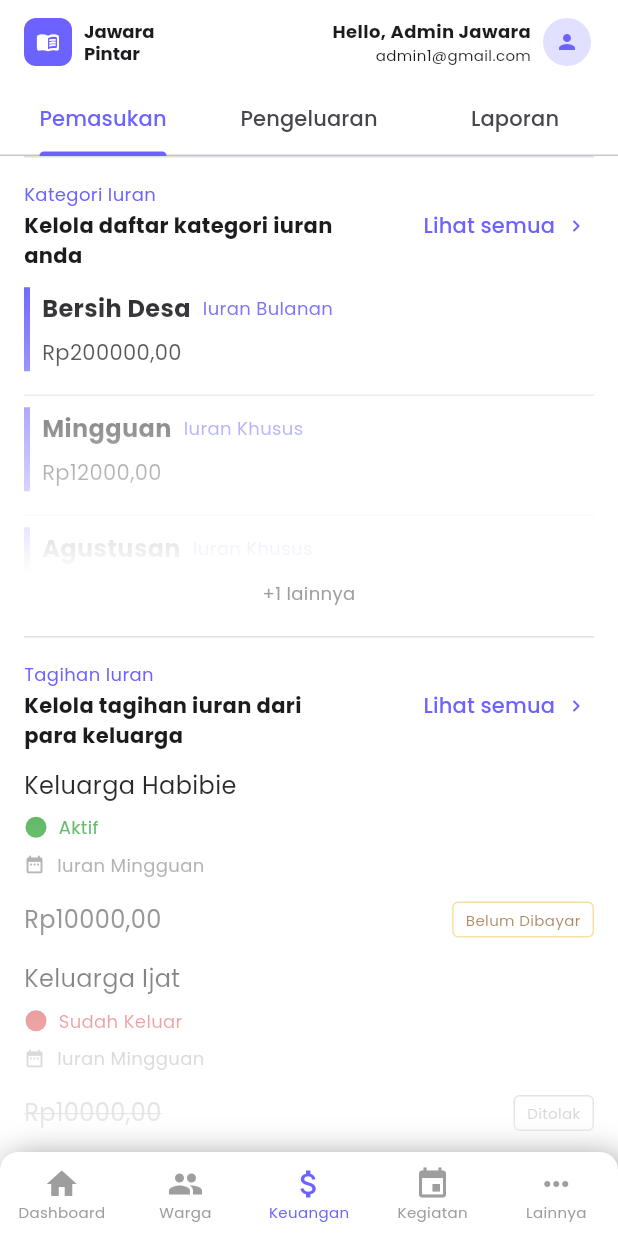
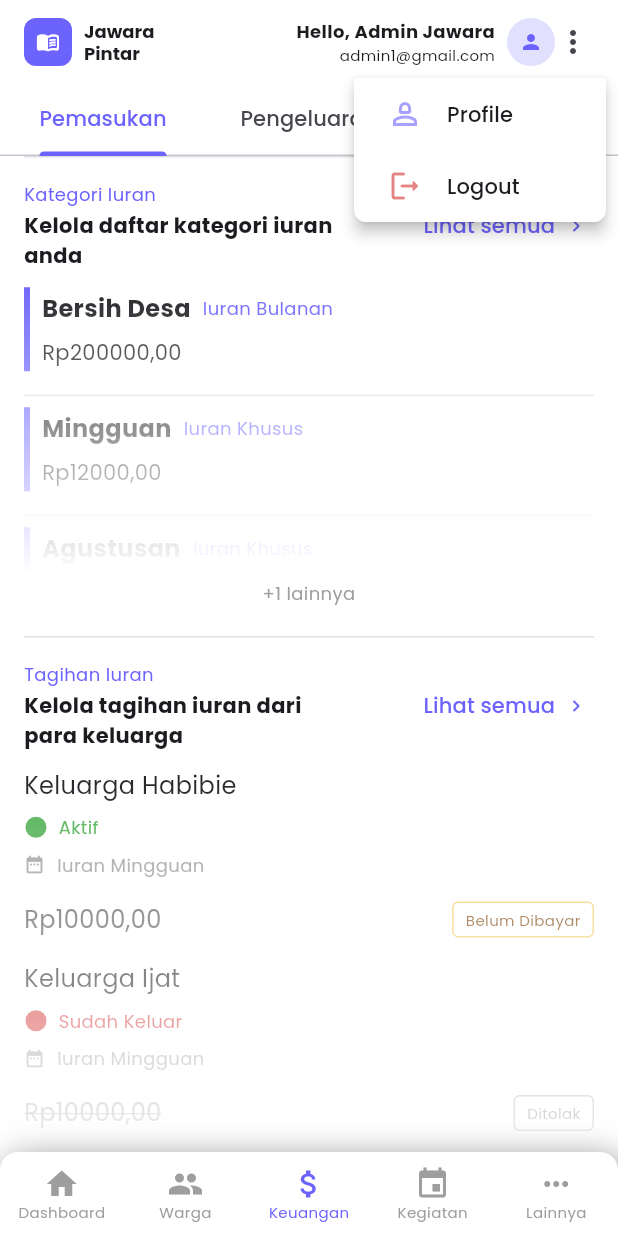
Before and after one commit to Mobile-AFIV/android_Jawara, a Flutter app: the PemasukanTab screen opened by its route, after a tap on "Hello, Admin Jawara", on a phone screen of 412 x 824 dp. Run offline on Flutter 3.47's test engine with Material 3 defaults, Android fonts, the phone set to English and light mode, and no system bars; our stand-ins replace go_router, google_fonts, image_picker, lucide_icons.

Commit message:
chore: added logout, profile (dropdown, and push route only)
+ tidy up some keuangan menu and dialog widget UI

```diff
--- a/lib/screens/bottom_nav_menu.dart
+++ b/lib/screens/bottom_nav_menu.dart
@@ -14,6 +14,8 @@ class BottomNavMenu extends StatefulWidget {
 }
 
 class _BottomNavMenuState extends State<BottomNavMenu> {
+  final GlobalKey accountTopButtonGlobalKey = GlobalKey();
+
   int activeMenuIndex = 0;
 
   final List<String> routerName = [
@@ -41,7 +43,7 @@ class _BottomNavMenuState extends State<BottomNavMenu> {
   Widget build(BuildContext context) {
     return Scaffold(
       extendBody: true,
-      appBar: const CustomAppBar(),
+      appBar: CustomAppBar(accountButtonKey: accountTopButtonGlobalKey),
       body: widget.child,
       bottomNavigationBar: Container(
         clipBehavior: Clip.antiAlias,
--- a/lib/screens/keuangan/keuangan_tab/pemasukan_tab.dart
+++ b/lib/screens/keuangan/keuangan_tab/pemasukan_tab.dart
@@ -160,13 +160,16 @@ class _PemasukanTabState extends State<PemasukanTab> {
         if (topKategori.length != 1 && !(topKategori.length < limitItemShowed))
           Positioned(
             bottom: 0,
+            child: InkWell(
+              onTap: () => context.pushNamed('kategori_iuran'),
               child: Container(
-              padding: const EdgeInsets.only(bottom: 20),
+                padding: const EdgeInsets.symmetric(vertical: 20),
                 width: MediaQuery.sizeOf(context).width,
                 child: Text(
                   "+${kategoriList.length - limitItemShowed + 1} lainnya",
                   style: const TextStyle(fontSize: 12, color: Colors.grey),
                   textAlign: TextAlign.center,
+                ),
               ),
             ),
           ),
@@ -336,13 +339,16 @@ class _PemasukanTabState extends State<PemasukanTab> {
         if (topTagihan.length != 1 && !(topTagihan.length < limitItemShowed))
           Positioned(
             bottom: 0,
+            child: InkWell(
+              onTap: () => context.pushNamed('pemasukan_tagihan'),
               child: Container(
-              padding: const EdgeInsets.only(bottom: 20),
+                padding: const EdgeInsets.symmetric(vertical: 20),
                 width: MediaQuery.sizeOf(context).width,
                 child: Text(
                   "+${tagihanList.length - limitItemShowed + 1} lainnya",
                   style: const TextStyle(fontSize: 12, color: Colors.grey),
                   textAlign: TextAlign.center,
+                ),
               ),
             ),
           ),
@@ -482,8 +488,10 @@ class _PemasukanTabState extends State<PemasukanTab> {
             !(topPemasukanLain.length < limitItemShowed))
           Positioned(
             bottom: 0,
+            child: InkWell(
+              onTap: () => context.pushNamed('pemasukan_lain'),
               child: Container(
-              padding: const EdgeInsets.only(bottom: 20),
+                padding: const EdgeInsets.symmetric(vertical: 20),
                 width: MediaQuery.sizeOf(context).width,
                 child: Text(
                   "+${pemasukanLainList.length - limitItemShowed + 1} lainnya",
@@ -492,6 +500,7 @@ class _PemasukanTabState extends State<PemasukanTab> {
                 ),
               ),
             ),
+          ),
       ],
     );
   }
--- a/lib/screens/widgets/custom_appbar.dart
+++ b/lib/screens/widgets/custom_appbar.dart
@@ -1,11 +1,111 @@
 import 'package:flutter/material.dart';
+import 'package:go_router/go_router.dart';
+import 'package:jawara_pintar/screens/widgets/custom_dialog.dart';
 import 'package:jawara_pintar/utils/app_styles.dart';
+import 'package:jawara_pintar/utils/util.dart';
 
 class CustomAppBar extends StatelessWidget implements PreferredSizeWidget {
-  const CustomAppBar({super.key});
+  final GlobalKey accountButtonKey;
+
+  const CustomAppBar({super.key, required this.accountButtonKey});
 
   @override
   Size get preferredSize => const Size.fromHeight(56);
+
+  void onLogout(BuildContext context) {
+    CustomDialog.show(
+      context: context,
+      builder: (context) {
+        return CustomDialog.alertDialog(
+          title: const Text('Logout'),
+          content: const Text("Apakah anda yakin untuk logout?"),
+          actions: [
+            CustomDialog.actionTextButton(
+              onPressed: () => context.pop(),
+              textButton: "Cancel",
+            ),
+            CustomDialog.actionFilledButton(
+              onPressed: () => context.goNamed("login"),
+              textButton: 'OK',
+              customButtonColor: AppStyles.errorColor,
+            )
+          ],
+        );
+      },
+    );
+  }
+
+  void showDropdownFloatingMenu(BuildContext context) {
+    List<Map<String, dynamic>> dropdownValueList = [
+      {
+        'icon': Icons.person_2_outlined,
+        'value': 'Profile',
+        'color': AppStyles.primaryColor.withValues(alpha: 0.6),
+        'onTap': () {},
+      },
+      {
+        'icon': Icons.logout_rounded,
+        'value': 'Logout',
+        'color': AppStyles.errorColor.withValues(alpha: 0.6),
+        'onTap': () => onLogout(context),
+      }
+    ];
+
+    Widget menuItem({
+      required String value,
+      required IconData iconData,
+      required Color color,
+    }) {
+      return SizedBox(
+        // width: 150,
+        height: 48,
+        child: Row(
+          children: [
+            Padding(
+              padding: const EdgeInsets.only(left: 10, right: 16),
+              child: Icon(iconData, color: color),
+            ),
+            // const SizedBox(width: 12),
+            Text(value),
+          ],
+        ),
+      );
+    }
+
+    List<PopupMenuItem> dropdownList = dropdownValueList.map<PopupMenuItem>(
+      (Map<String, dynamic> dropdownValue) {
+        return PopupMenuItem(
+          onTap: dropdownValue['onTap'],
+          child: menuItem(
+            iconData: dropdownValue['icon'],
+            value: dropdownValue['value'],
+            color: dropdownValue['color'],
+          ),
+        );
+      },
+    ).toList();
+
+    showMenu(
+      clipBehavior: Clip.antiAlias,
+      context: context,
+      position: Util.getRectPositionFromAccountButtom(
+        context: context,
+        parentKey: accountButtonKey,
+      ),
+      elevation: 4,
+      menuPadding: EdgeInsets.zero,
+      shape: const RoundedRectangleBorder(
+        borderRadius: BorderRadiusGeometry.only(
+          topRight: Radius.zero,
+          topLeft: Radius.zero,
+          bottomRight: Radius.circular(8),
+          bottomLeft: Radius.circular(8),
+        ),
+      ),
+      color: Colors.white,
+      items: dropdownList,
+    );
+  }
 
   @override
   Widget build(BuildContext context) {
@@ -43,8 +143,11 @@ class CustomAppBar extends StatelessWidget implements PreferredSizeWidget {
             mainAxisSize: MainAxisSize.min,
             children: [
               InkWell(
-                borderRadius: BorderRadius.circular(12),
-                onTap: () {},
+                key: accountButtonKey,
+                borderRadius: BorderRadius.circular(6),
+                onTap: () {
+                  showDropdownFloatingMenu(context);
+                },
                 child: Ink(
                   padding:
                       const EdgeInsets.symmetric(vertical: 8, horizontal: 10),
@@ -94,6 +197,7 @@ class CustomAppBar extends StatelessWidget implements PreferredSizeWidget {
                           color: AppStyles.primaryColor,
                         ),
                       ),
+                      const Icon(Icons.more_vert_rounded),
                     ],
                   ),
                 ),
--- /dev/null
+++ b/lib/screens/widgets/custom_dialog.dart
@@ -0,0 +1,195 @@
+import 'package:flutter/material.dart';
+import 'package:jawara_pintar/utils/app_styles.dart';
+
+class CustomDialog {
+  static Future<T?> show<T>({
+    required BuildContext context,
+    required Widget Function(BuildContext context) builder,
+    bool barrierDismissible = true,
+    Color? barrierColor,
+    String? barrierLabel,
+    bool useSafeArea = true,
+    bool useRootNavigator = true,
+    RouteSettings? routeSettings,
+    Offset? anchorPoint,
+    TraversalEdgeBehavior? traversalEdgeBehavior,
+    bool fullscreenDialog = false,
+    bool? requestFocus,
+    AnimationStyle? animationStyle,
+  }) {
+    return showDialog<T>(
+      context: context,
+      barrierDismissible: barrierDismissible,
+      barrierColor: barrierColor,
+      barrierLabel: barrierLabel,
+      useSafeArea: useSafeArea,
+      useRootNavigator: useRootNavigator,
+      routeSettings: routeSettings,
+      anchorPoint: anchorPoint,
+      //   builder: (context) {
+      //     return AlertDialog(
+      //       shape: RoundedRectangleBorder(
+      //         borderRadius: BorderRadius.circular(16),
+      //       ),
+      //       child: builder(context),
+      //     );
+      //   },
+      builder: builder,
+    );
+  }
+
+  static AlertDialog alertDialog({
+    Key? key,
+    Widget? icon,
+    EdgeInsetsGeometry? iconPadding,
+    Color? iconColor,
+    Widget? title,
+    EdgeInsetsGeometry? titlePadding,
+    TextStyle? titleTextStyle,
+    Widget? content,
+    EdgeInsetsGeometry? contentPadding,
+    TextStyle? contentTextStyle,
+    List<Widget>? actions,
+    EdgeInsetsGeometry? actionsPadding,
+    MainAxisAlignment? actionsAlignment,
+    OverflowBarAlignment? actionsOverflowAlignment,
+    VerticalDirection? actionsOverflowDirection,
+    double? actionsOverflowButtonSpacing,
+    EdgeInsetsGeometry? buttonPadding,
+    Color? backgroundColor,
+    double? elevation,
+    Color? shadowColor,
+    Color? surfaceTintColor,
+    String? semanticLabel,
+    EdgeInsets? insetPadding,
+    Clip? clipBehavior,
+    ShapeBorder? shape,
+    AlignmentGeometry? alignment,
+    BoxConstraints? constraints,
+    bool scrollable = false,
+  }) {
+    return AlertDialog(
+      key: key,
+      icon: icon,
+      iconPadding: iconPadding ?? const EdgeInsets.only(bottom: 8),
+      iconColor: iconColor ?? AppStyles.primaryColor,
+      title: title,
+      titlePadding: titlePadding ?? const EdgeInsets.fromLTRB(24, 24, 24, 0),
+      titleTextStyle: titleTextStyle ??
+          const TextStyle(
+              fontSize: 24, fontWeight: FontWeight.bold, color: Colors.black),
+      content: content,
+      contentPadding:
+          contentPadding ?? const EdgeInsets.fromLTRB(24, 20, 24, 24),
+      contentTextStyle: contentTextStyle ??
+          const TextStyle(
+            fontSize: 16,
+            color: Colors.black,
+          ),
+      actions: actions,
+      actionsPadding:
+          actionsPadding ?? const EdgeInsets.fromLTRB(16, 0, 16, 16),
+      actionsAlignment: actionsAlignment,
+      actionsOverflowAlignment: actionsOverflowAlignment,
+      actionsOverflowDirection: actionsOverflowDirection,
+      actionsOverflowButtonSpacing: actionsOverflowButtonSpacing,
+      buttonPadding: buttonPadding ??
+          const EdgeInsets.symmetric(
+            horizontal: 8,
+          ),
+      backgroundColor: backgroundColor ?? Colors.white,
+      elevation: elevation ?? 6,
+      shadowColor: shadowColor ?? Colors.black54,
+      surfaceTintColor: surfaceTintColor,
+      semanticLabel: semanticLabel,
+      insetPadding: insetPadding ??
+          const EdgeInsets.symmetric(
+            horizontal: 40,
+            vertical: 24,
+          ),
+      clipBehavior: clipBehavior ?? Clip.none,
+      shape: shape ??
+          RoundedRectangleBorder(
+            borderRadius: BorderRadius.circular(12),
+          ),
+      alignment: alignment,
+      constraints: constraints,
+      scrollable: scrollable,
+    );
+  }
+
+  static TextButton actionTextButton({
+    Key? key,
+    required VoidCallback? onPressed,
+    VoidCallback? onLongPress,
+    ValueChanged<bool>? onHover,
+    ValueChanged<bool>? onFocusChange,
+    ButtonStyle? style,
+    FocusNode? focusNode,
+    bool autofocus = false,
+    Clip clipBehavior = Clip.none,
+    WidgetStatesController? statesController,
+    bool? isSemanticButton = true,
+    Widget? child,
+    required String textButton,
+  }) {
+    return TextButton(
+      key: key,
+      onPressed: onPressed,
+      onLongPress: onLongPress,
+      onHover: onHover,
+      onFocusChange: onFocusChange,
+      style: style ??
+          TextButton.styleFrom(
+            padding: const EdgeInsets.symmetric(horizontal: 28, vertical: 20),
+            shape: RoundedRectangleBorder(
+              borderRadius: BorderRadius.circular(8),
+            ),
+            foregroundColor: Colors.grey[700],
+          ),
+      focusNode: focusNode,
+      autofocus: autofocus,
+      clipBehavior: clipBehavior,
+      statesController: statesController,
+      child: child ?? Text(textButton),
+      isSemanticButton: isSemanticButton,
+    );
+  }
+
+  static FilledButton actionFilledButton({
+    Key? key,
+    required VoidCallback? onPressed,
+    VoidCallback? onLongPress,
+    ButtonStyle? style,
+    FocusNode? focusNode,
+    bool autofocus = false,
+    Clip clipBehavior = Clip.none,
+    WidgetStatesController? statesController,
+    Widget? child,
+    required String textButton,
+    Color? customButtonColor,
+  }) {
+    return FilledButton(
+      key: key,
+      onPressed: onPressed,
+      onLongPress: onLongPress,
+      style: style ??
+          FilledButton.styleFrom(
+            padding: const EdgeInsets.symmetric(horizontal: 28, vertical: 20),
+            backgroundColor: customButtonColor ?? AppStyles.primaryColor,
+            foregroundColor: Colors.white,
+            textStyle: const TextStyle(
+              fontWeight: FontWeight.w600,
+            ),
+            shape: RoundedRectangleBorder(
+              borderRadius: BorderRadius.circular(8),
+            ),
+          ),
+      focusNode: focusNode,
+      autofocus: autofocus,
+      clipBehavior: clipBehavior,
+      statesController: statesController,
+      child: child ?? Text(textButton),
+    );
+  }
+}
--- /dev/null
+++ b/lib/utils/util.dart
@@ -0,0 +1,24 @@
+import 'package:flutter/cupertino.dart';
+
+class Util {
+  static RelativeRect getRectPositionFromAccountButtom({
+    required BuildContext context,
+    required GlobalKey parentKey,
+  }) {
+    final RenderBox renderBox =
+        parentKey.currentContext!.findRenderObject() as RenderBox;
+
+    final Offset parentOffset = renderBox.localToGlobal(Offset.zero);
+
+    final Size parentSize = renderBox.size;
+
+    final RelativeRect position = RelativeRect.fromLTRB(
+      parentOffset.dx,
+      parentOffset.dy + parentSize.height,
+      MediaQuery.sizeOf(context).width - (parentOffset.dx + parentSize.width),
+      0,
+    );
+
+    return position;
+  }
+}
```
Also changed, not shown: lib/screens/keuangan/keuangan_tab/pengeluaran_tab.dart (+4 -7 lines), lib/screens/login_screen.dart (+8 -13 lines). Lines whose indentation alone changed are shown as unchanged.
